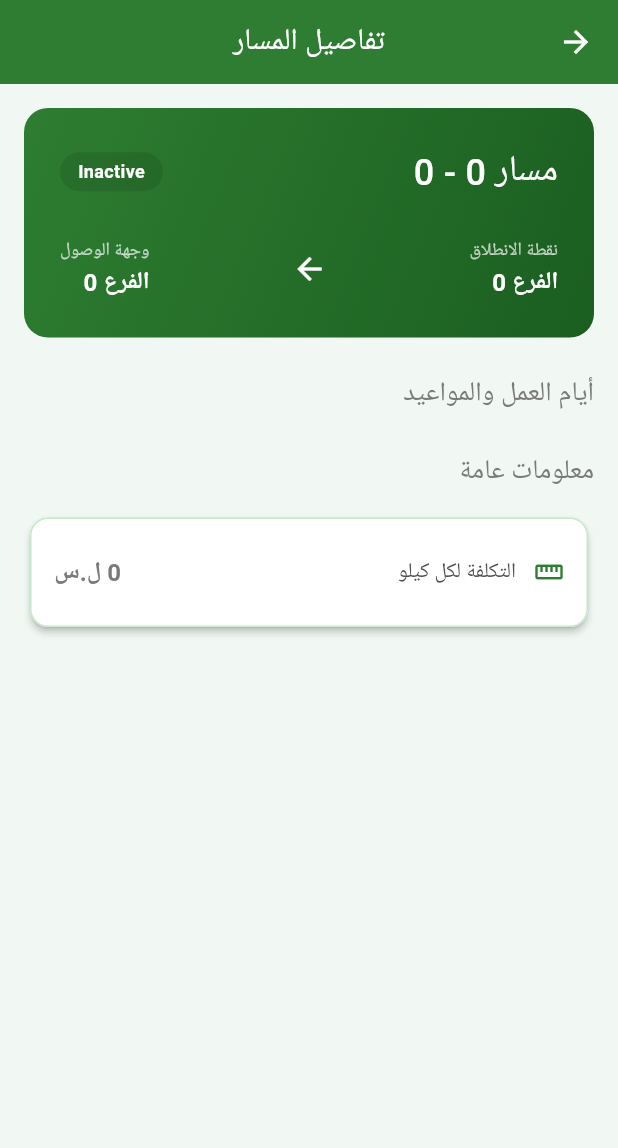
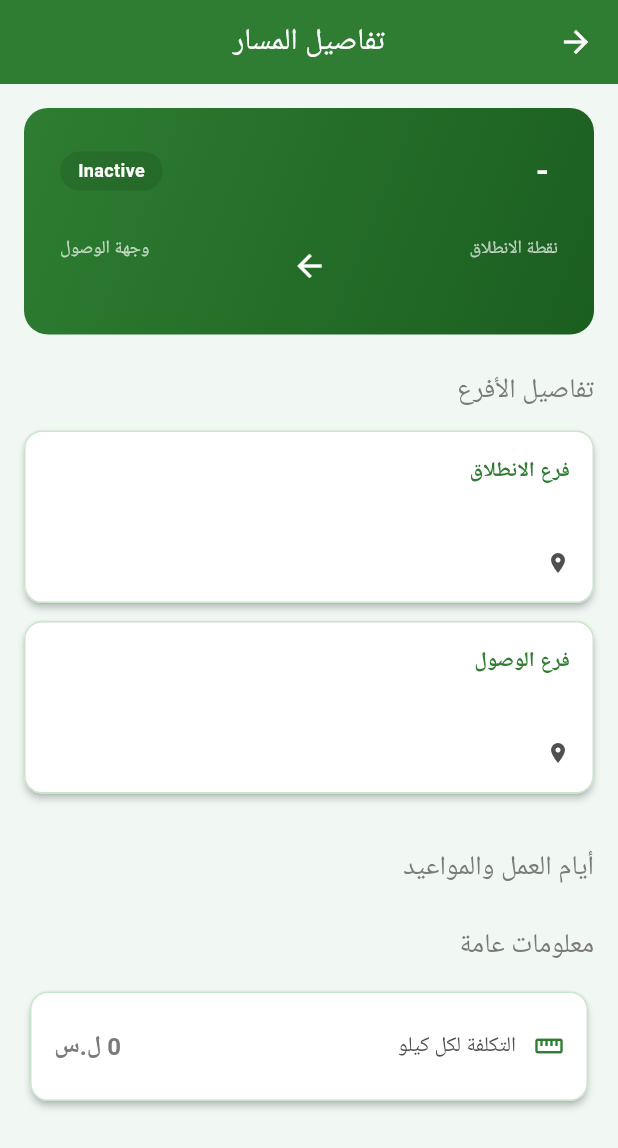
Before and after one commit to assem2023-habib/rma-mobile, a Flutter app: the RouteDetailPage screen opened directly with empty values, on a phone screen of 412 x 824 dp. Shown: the top 1148 px of the screen. Run offline on Flutter 3.47's test engine with Material 3 defaults, Android fonts, the phone set to English and light mode, and no system bars; our stand-ins replace cached_network_image, dartz, dio, equatable, flutter_bloc, flutter_map and 6 more; accounts and stored records are empty; network calls fail.

Commit message:
Feat: update RouteModel and UI to support from_branch and to_branch objects in server response

```diff
--- a/lib/core/theme/app_theme.dart
+++ b/lib/core/theme/app_theme.dart
@@ -9,7 +9,7 @@ class AppTheme {
     // =========================
     // Color Scheme
     // =========================
-    colorScheme: ColorScheme.light(
+    colorScheme: const ColorScheme.light(
       primary: AppColors.primary,
       secondary: AppColors.primaryLight,
       surface: AppColors.backgroundCard,
--- a/lib/features/routes/domain/entities/route_entity.dart
+++ b/lib/features/routes/domain/entities/route_entity.dart
@@ -7,6 +7,8 @@ class RouteEntity extends Equatable {
   final bool isActive;
   final num distancePerKilo;
   final List<RouteDayEntity> days;
+  final BranchEntity? fromBranch;
+  final BranchEntity? toBranch;
 
   const RouteEntity({
     required this.id,
@@ -15,6 +17,8 @@ class RouteEntity extends Equatable {
     required this.isActive,
     required this.distancePerKilo,
     required this.days,
+    this.fromBranch,
+    this.toBranch,
   });
 
   @override
@@ -25,6 +29,36 @@ class RouteEntity extends Equatable {
     isActive,
     distancePerKilo,
     days,
+    fromBranch,
+    toBranch,
+  ];
+}
+
+class BranchEntity extends Equatable {
+  final int id;
+  final String branchName;
+  final int cityId;
+  final String address;
+  final double latitude;
+  final double longitude;
+
+  const BranchEntity({
+    required this.id,
+    required this.branchName,
+    required this.cityId,
+    required this.address,
+    required this.latitude,
+    required this.longitude,
+  });
+
+  @override
+  List<Object?> get props => [
+    id,
+    branchName,
+    cityId,
+    address,
+    latitude,
+    longitude,
   ];
 }
 
--- a/lib/features/routes/presentation/pages/route_detail_page.dart
+++ b/lib/features/routes/presentation/pages/route_detail_page.dart
@@ -46,7 +46,9 @@ class RouteDetailPage extends StatelessWidget {
                     children: [
                       Expanded(
                         child: Text(
-                          'مسار ${route.fromBranchId} - ${route.toBranchId}',
+                          route.fromBranch != null && route.toBranch != null
+                              ? '${route.fromBranch!.branchName} - ${route.toBranch!.branchName}'
+                              : 'مسار ${route.fromBranchId} - ${route.toBranchId}',
                           style: AppTypography.heading1.copyWith(
                             color: Colors.white,
                           ),
@@ -59,7 +61,8 @@ class RouteDetailPage extends StatelessWidget {
                   Row(
                     children: [
                       _buildLocationPoint(
-                        'الفرع ${route.fromBranchId}',
+                        route.fromBranch?.branchName ??
+                            'الفرع ${route.fromBranchId}',
                         'نقطة الانطلاق',
                       ),
                       const Expanded(
@@ -75,7 +78,8 @@ class RouteDetailPage extends StatelessWidget {
                         ),
                       ),
                       _buildLocationPoint(
-                        'الفرع ${route.toBranchId}',
+                        route.toBranch?.branchName ??
+                            'الفرع ${route.toBranchId}',
                         'وجهة الوصول',
                       ),
                     ],
@@ -84,6 +88,17 @@ class RouteDetailPage extends StatelessWidget {
               ),
             ),
             const SizedBox(height: AppDimensions.spacing6),
+
+            // Branch Details Section
+            if (route.fromBranch != null || route.toBranch != null) ...[
+              const Text('تفاصيل الأفرع', style: AppTypography.heading3),
+              const SizedBox(height: AppDimensions.spacing3),
+              if (route.fromBranch != null)
+                _buildBranchCard('فرع الانطلاق', route.fromBranch!),
+              if (route.toBranch != null)
+                _buildBranchCard('فرع الوصول', route.toBranch!),
+              const SizedBox(height: AppDimensions.spacing6),
+            ],
 
             // Route Days Section
             const Text('أيام العمل والمواعيد', style: AppTypography.heading3),
@@ -186,6 +201,48 @@ class RouteDetailPage extends StatelessWidget {
     );
   }
 
+  Widget _buildBranchCard(String title, BranchEntity branch) {
+    return Card(
+      margin: const EdgeInsets.only(bottom: AppDimensions.spacing3),
+      child: Padding(
+        padding: const EdgeInsets.all(AppDimensions.spacing4),
+        child: Column(
+          crossAxisAlignment: CrossAxisAlignment.start,
+          children: [
+            Text(
+              title,
+              style: AppTypography.bodySmall.copyWith(
+                color: AppColors.primaryBlue,
+                fontWeight: FontWeight.bold,
+              ),
+            ),
+            const SizedBox(height: AppDimensions.spacing2),
+            Text(branch.branchName, style: AppTypography.heading3),
+            const SizedBox(height: AppDimensions.spacing1),
+            Row(
+              children: [
+                const Icon(
+                  Icons.location_on,
+                  size: 16,
+                  color: AppColors.slate500,
+                ),
+                const SizedBox(width: AppDimensions.spacing2),
+                Expanded(
+                  child: Text(
+                    branch.address,
+                    style: AppTypography.bodySmall.copyWith(
+                      color: AppColors.slate600,
+                    ),
+                  ),
+                ),
+              ],
+            ),
+          ],
+        ),
+      ),
+    );
+  }
+
   Widget _buildInfoRow(IconData icon, String label, String value) {
     return Padding(
       padding: const EdgeInsets.symmetric(vertical: AppDimensions.spacing2),
--- a/lib/features/routes/presentation/widgets/route_card.dart
+++ b/lib/features/routes/presentation/widgets/route_card.dart
@@ -46,7 +46,9 @@ class RouteCard extends StatelessWidget {
                 children: [
                   Expanded(
                     child: Text(
-                      'مسار رقم ${route.fromBranchId} - ${route.toBranchId}',
+                      route.fromBranch != null && route.toBranch != null
+                          ? '${route.fromBranch!.branchName} - ${route.toBranch!.branchName}'
+                          : 'مسار رقم ${route.fromBranchId} - ${route.toBranchId}',
                       style: AppTypography.heading3.copyWith(
                         color: isActive
                             ? AppColors.primaryBlue
@@ -67,7 +69,9 @@ class RouteCard extends StatelessWidget {
                   ),
                   const SizedBox(width: AppDimensions.spacing2),
                   Text(
-                    'من الفرع ${route.fromBranchId} ➔ إلى الفرع ${route.toBranchId}',
+                    route.fromBranch != null && route.toBranch != null
+                        ? '${route.fromBranch!.branchName} ➔ ${route.toBranch!.branchName}'
+                        : 'من الفرع ${route.fromBranchId} ➔ إلى الفرع ${route.toBranchId}',
                     style: AppTypography.bodySmall.copyWith(
                       color: AppColors.slate600,
                     ),
```
Also changed, not shown: lib/features/routes/data/models/route_model.dart (+45 -0 lines).
